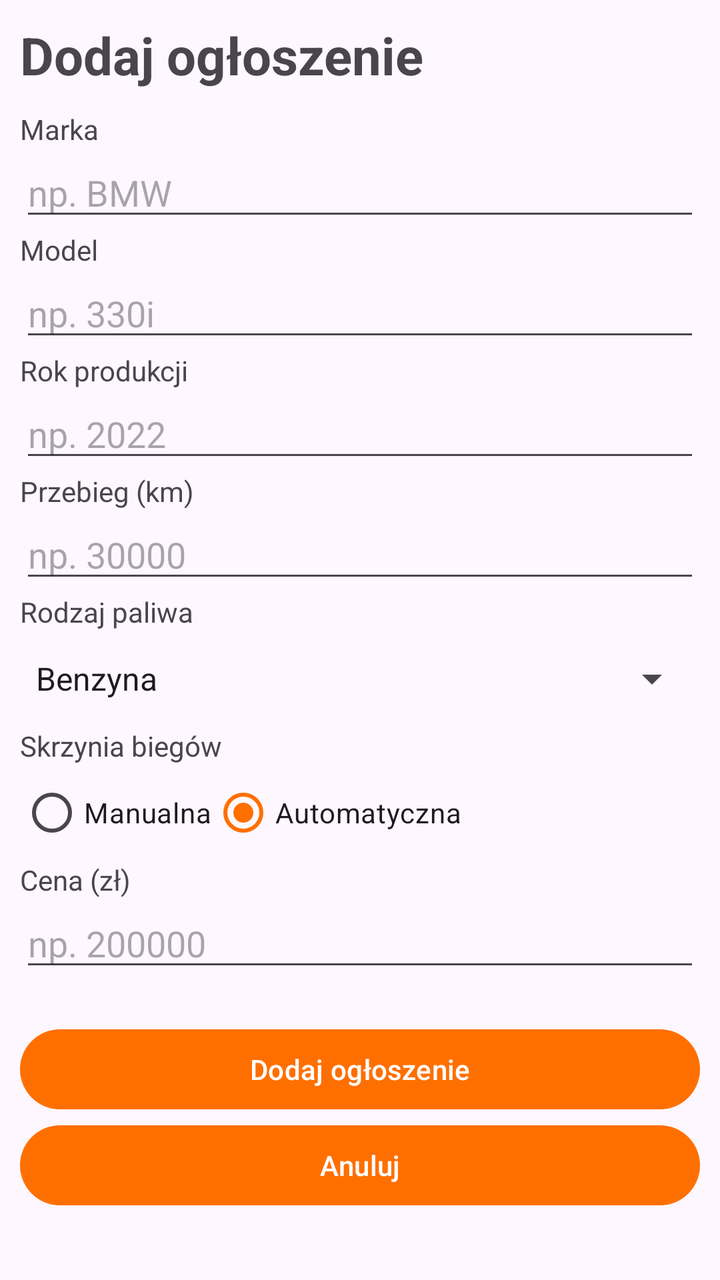
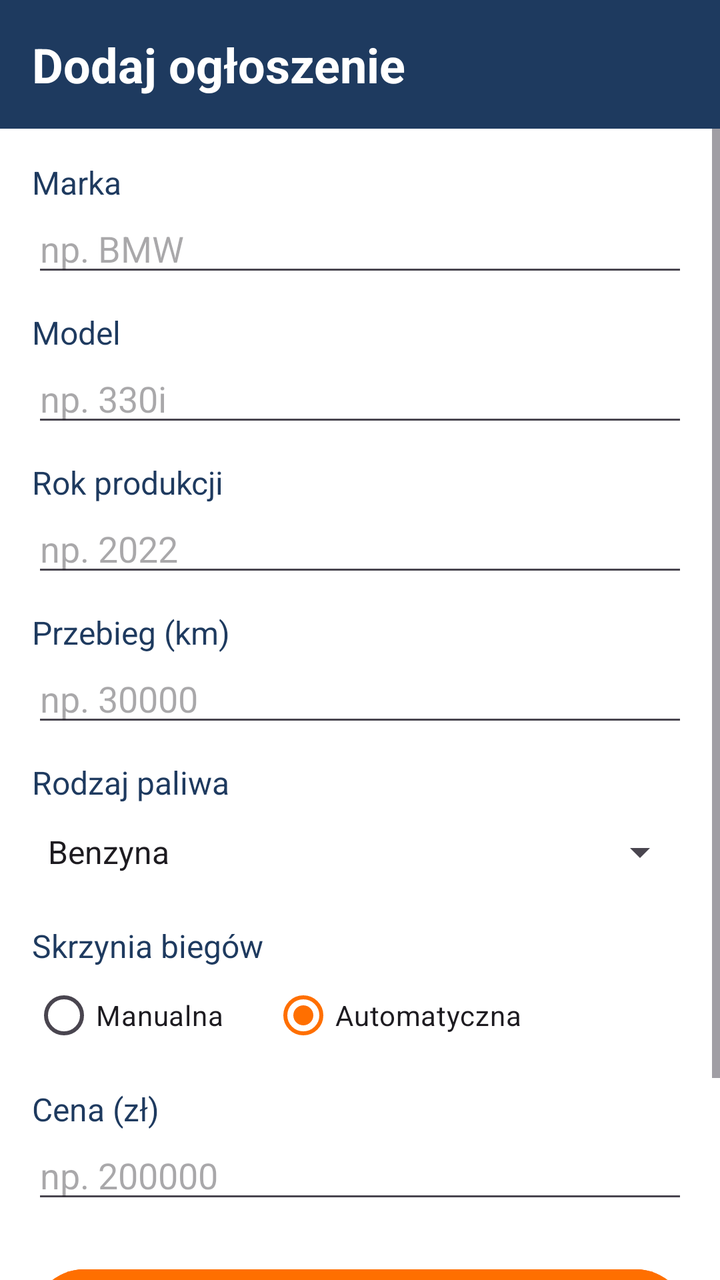

Two renders of the same Android screen: before a commit and after it. Below are the layout's source before the change and the commit's diff.
<!-- AndroidManifest.xml: application theme Theme.MotoMarketplace -->
<!-- res/layout/activity_dodaj.xml -->
<?xml version="1.0" encoding="utf-8"?>
<ScrollView xmlns:android="http://schemas.android.com/apk/res/android"
    xmlns:tools="http://schemas.android.com/tools"
    android:id="@+id/main"
    android:layout_width="match_parent"
    android:layout_height="match_parent"
    tools:context=".DodajActivity">

    <LinearLayout
        android:layout_width="match_parent"
        android:layout_height="wrap_content"
        android:orientation="vertical"
        android:padding="10dp">

        <TextView
            android:id="@+id/tvNaglowek"
            android:layout_width="wrap_content"
            android:layout_height="wrap_content"
            android:layout_marginBottom="10dp"
            android:text="Dodaj ogłoszenie"
            android:textSize="26sp"
            android:textStyle="bold" />

        <TextView
            android:layout_width="wrap_content"
            android:layout_height="wrap_content"
            android:text="Marka" />

        <EditText
            android:id="@+id/etMarka"
            android:layout_width="match_parent"
            android:layout_height="wrap_content"
            android:ems="10"
            android:hint="np. BMW"
            android:inputType="text" />

        <TextView
            android:layout_width="wrap_content"
            android:layout_height="wrap_content"
            android:text="Model" />

        <EditText
            android:id="@+id/etModel"
            android:layout_width="match_parent"
            android:layout_height="wrap_content"
            android:ems="10"
            android:hint="np. 330i"
            android:inputType="text" />

        <TextView
            android:layout_width="wrap_content"
            android:layout_height="wrap_content"
            android:text="Rok produkcji" />

        <EditText
            android:id="@+id/etRok"
            android:layout_width="match_parent"
            android:layout_height="wrap_content"
            android:ems="10"
            android:hint="np. 2022"
            android:inputType="number" />

        <TextView
            android:layout_width="wrap_content"
            android:layout_height="wrap_content"
            android:text="Przebieg (km)" />

        <EditText
            android:id="@+id/etPrzebieg"
            android:layout_width="match_parent"
            android:layout_height="wrap_content"
            android:ems="10"
            android:hint="np. 30000"
            android:inputType="number" />

        <TextView
            android:layout_width="wrap_content"
            android:layout_height="wrap_content"
            android:text="Rodzaj paliwa" />

        <Spinner
            android:id="@+id/spPaliwo"
            android:layout_width="match_parent"
            android:layout_height="48dp"
            android:entries="@array/paliwa" />

        <TextView
            android:layout_width="wrap_content"
            android:layout_height="wrap_content"
            android:text="Skrzynia biegów" />

        <RadioGroup
            android:id="@+id/rgSkrzynia"
            android:layout_width="match_parent"
            android:layout_height="wrap_content"
            android:orientation="horizontal">

            <RadioButton
                android:id="@+id/rbManualna"
                android:layout_width="wrap_content"
                android:layout_height="wrap_content"
                android:text="Manualna" />

            <RadioButton
                android:id="@+id/rbAutomatyczna"
                android:layout_width="wrap_content"
                android:layout_height="wrap_content"
                android:checked="true"
                android:text="Automatyczna" />
        </RadioGroup>

        <TextView
            android:layout_width="wrap_content"
            android:layout_height="wrap_content"
            android:text="Cena (zł)" />

        <EditText
            android:id="@+id/etCena"
            android:layout_width="match_parent"
            android:layout_height="wrap_content"
            android:ems="10"
            android:hint="np. 200000"
            android:inputType="number" />

        <Button
            android:id="@+id/btnZapisz"
            android:layout_width="match_parent"
            android:layout_height="wrap_content"
            android:layout_marginTop="20dp"
            android:text="Dodaj ogłoszenie" />

        <Button
            android:id="@+id/btnAnuluj"
            android:layout_width="match_parent"
            android:layout_height="wrap_content"
            android:text="Anuluj" />
    </LinearLayout>
</ScrollView>
<!-- resources referenced by this layout -->
<resources>
  <string-array name="paliwa">
          <item>Benzyna</item>
          <item>Diesel</item>
          <item>LPG</item>
          <item>Hybryda</item>
          <item>Elektryczny</item>
      </string-array>
  <style name="Theme.MotoMarketplace" parent="Base.Theme.MotoMarketplace" />
  <style name="Base.Theme.MotoMarketplace" parent="Theme.Material3.Light.NoActionBar">
          <item name="colorPrimary">@color/pomarancz</item>
      </style>
  <color name="pomarancz">#FF6F00</color>
</resources>

<!-- the commit's change to res/layout/activity_dodaj.xml (unified diff, before → after) -->
@@ -1,138 +1,173 @@
 <?xml version="1.0" encoding="utf-8"?>
-<ScrollView xmlns:android="http://schemas.android.com/apk/res/android"
+<LinearLayout xmlns:android="http://schemas.android.com/apk/res/android"
     xmlns:tools="http://schemas.android.com/tools"
     android:id="@+id/main"
     android:layout_width="match_parent"
     android:layout_height="match_parent"
+    android:background="@color/white"
+    android:orientation="vertical"
     tools:context=".DodajActivity">
 
-    <LinearLayout
+    <TextView
+        android:id="@+id/tvNaglowek"
         android:layout_width="match_parent"
         android:layout_height="wrap_content"
-        android:orientation="vertical"
-        android:padding="10dp">
+        android:background="@color/granat"
+        android:padding="16dp"
+        android:text="Dodaj ogłoszenie"
+        android:textColor="@color/white"
+        android:textSize="24sp"
+        android:textStyle="bold" />
 
-        <TextView
-            android:id="@+id/tvNaglowek"
-            android:layout_width="wrap_content"
-            android:layout_height="wrap_content"
-            android:layout_marginBottom="10dp"
-            android:text="Dodaj ogłoszenie"
-            android:textSize="26sp"
-            android:textStyle="bold" />
+    <ScrollView
+        android:layout_width="match_parent"
+        android:layout_height="match_parent">
 
-        <TextView
-            android:layout_width="wrap_content"
-            android:layout_height="wrap_content"
-            android:text="Marka" />
-
-        <EditText
-            android:id="@+id/etMarka"
+        <LinearLayout
             android:layout_width="match_parent"
             android:layout_height="wrap_content"
-            android:ems="10"
-            android:hint="np. BMW"
-            android:inputType="text" />
+            android:orientation="vertical"
+            android:padding="16dp">
 
-        <TextView
-            android:layout_width="wrap_content"
-            android:layout_height="wrap_content"
-            android:text="Model" />
-
-        <EditText
-            android:id="@+id/etModel"
-            android:layout_width="match_parent"
-            android:layout_height="wrap_content"
-            android:ems="10"
-            android:hint="np. 330i"
-            android:inputType="text" />
-
-        <TextView
-            android:layout_width="wrap_content"
-            android:layout_height="wrap_content"
-            android:text="Rok produkcji" />
-
-        <EditText
-            android:id="@+id/etRok"
-            android:layout_width="match_parent"
-            android:layout_height="wrap_content"
-            android:ems="10"
-            android:hint="np. 2022"
-            android:inputType="number" />
-
-        <TextView
-            android:layout_width="wrap_content"
-            android:layout_height="wrap_content"
-            android:text="Przebieg (km)" />
-
-        <EditText
-            android:id="@+id/etPrzebieg"
-            android:layout_width="match_parent"
-            android:layout_height="wrap_content"
-            android:ems="10"
-            android:hint="np. 30000"
-            android:inputType="number" />
-
-        <TextView
-            android:layout_width="wrap_content"
-            android:layout_height="wrap_content"
-            android:text="Rodzaj paliwa" />
-
-        <Spinner
-            android:id="@+id/spPaliwo"
-            android:layout_width="match_parent"
-            android:layout_height="48dp"
-            android:entries="@array/paliwa" />
-
-        <TextView
-            android:layout_width="wrap_content"
-            android:layout_height="wrap_content"
-            android:text="Skrzynia biegów" />
-
-        <RadioGroup
-            android:id="@+id/rgSkrzynia"
-            android:layout_width="match_parent"
-            android:layout_height="wrap_content"
-            android:orientation="horizontal">
-
-            <RadioButton
-                android:id="@+id/rbManualna"
+            <TextView
                 android:layout_width="wrap_content"
                 android:layout_height="wrap_content"
-                android:text="Manualna" />
+                android:text="Marka"
+                android:textColor="@color/granat"
+                android:textSize="16sp" />
 
-            <RadioButton
-                android:id="@+id/rbAutomatyczna"
+            <EditText
+                android:id="@+id/etMarka"
+                android:layout_width="match_parent"
+                android:layout_height="wrap_content"
+                android:ems="10"
+                android:hint="np. BMW"
+                android:inputType="text" />
+
+            <TextView
                 android:layout_width="wrap_content"
                 android:layout_height="wrap_content"
-                android:checked="true"
-                android:text="Automatyczna" />
-        </RadioGroup>
+                android:layout_marginTop="12dp"
+                android:text="Model"
+                android:textColor="@color/granat"
+                android:textSize="16sp" />
 
-        <TextView
-            android:layout_width="wrap_content"
-            android:layout_height="wrap_content"
-            android:text="Cena (zł)" />
+            <EditText
+                android:id="@+id/etModel"
+                android:layout_width="match_parent"
+                android:layout_height="wrap_content"
+                android:ems="10"
+                android:hint="np. 330i"
+                android:inputType="text" />
 
-        <EditText
-            android:id="@+id/etCena"
-            android:layout_width="match_parent"
-            android:layout_height="wrap_content"
-            android:ems="10"
-            android:hint="np. 200000"
-            android:inputType="number" />
+            <TextView
+                android:layout_width="wrap_content"
+                android:layout_height="wrap_content"
+                android:layout_marginTop="12dp"
+                android:text="Rok produkcji"
+                android:textColor="@color/granat"
+                android:textSize="16sp" />
 
-        <Button
-            android:id="@+id/btnZapisz"
-            android:layout_width="match_parent"
-            android:layout_height="wrap_content"
-            android:layout_marginTop="20dp"
-            android:text="Dodaj ogłoszenie" />
+            <EditText
+                android:id="@+id/etRok"
+                android:layout_width="match_parent"
+                android:layout_height="wrap_content"
+                android:ems="10"
+                android:hint="np. 2022"
+                android:inputType="number" />
 
-        <Button
-            android:id="@+id/btnAnuluj"
-            android:layout_width="match_parent"
-            android:layout_height="wrap_content"
-            android:text="Anuluj" />
-    </LinearLayout>
-</ScrollView>
+            <TextView
+                android:layout_width="wrap_content"
+                android:layout_height="wrap_content"
+                android:layout_marginTop="12dp"
+                android:text="Przebieg (km)"
+                android:textColor="@color/granat"
+                android:textSize="16sp" />
+
+            <EditText
+                android:id="@+id/etPrzebieg"
+                android:layout_width="match_parent"
+                android:layout_height="wrap_content"
+                android:ems="10"
+                android:hint="np. 30000"
+                android:inputType="number" />
+
+            <TextView
+                android:layout_width="wrap_content"
+                android:layout_height="wrap_content"
+                android:layout_marginTop="12dp"
+                android:text="Rodzaj paliwa"
+                android:textColor="@color/granat"
+                android:textSize="16sp" />
+
+            <Spinner
+                android:id="@+id/spPaliwo"
+                android:layout_width="match_parent"
+                android:layout_height="48dp"
+                android:entries="@array/paliwa" />
+
+            <TextView
+                android:layout_width="wrap_content"
+                android:layout_height="wrap_content"
+                android:layout_marginTop="12dp"
+                android:text="Skrzynia biegów"
+                android:textColor="@color/granat"
+                android:textSize="16sp" />
+
+            <RadioGroup
+                android:id="@+id/rgSkrzynia"
+                android:layout_width="match_parent"
+                android:layout_height="wrap_content"
+                android:orientation="horizontal">
+
+                <RadioButton
+                    android:id="@+id/rbManualna"
+                    android:layout_width="wrap_content"
+                    android:layout_height="wrap_content"
+                    android:text="Manualna" />
+
+                <RadioButton
+                    android:id="@+id/rbAutomatyczna"
+                    android:layout_width="wrap_content"
+                    android:layout_height="wrap_content"
+                    android:layout_marginStart="24dp"
+                    android:checked="true"
+                    android:text="Automatyczna" />
+            </RadioGroup>
+
+            <TextView
+                android:layout_width="wrap_content"
+                android:layout_height="wrap_content"
+                android:layout_marginTop="12dp"
+                android:text="Cena (zł)"
+                android:textColor="@color/granat"
+                android:textSize="16sp" />
+
+            <EditText
+                android:id="@+id/etCena"
+                android:layout_width="match_parent"
+                android:layout_height="wrap_content"
+                android:ems="10"
+                android:hint="np. 200000"
+                android:inputType="number" />
+
+            <Button
+                android:id="@+id/btnZapisz"
+                android:layout_width="match_parent"
+                android:layout_height="60dp"
+                android:layout_marginTop="24dp"
+                android:backgroundTint="@color/pomarancz"
+                android:text="Dodaj ogłoszenie"
+                android:textSize="18sp" />
+
+            <Button
+                android:id="@+id/btnAnuluj"
+                android:layout_width="match_parent"
+                android:layout_height="wrap_content"
+                android:layout_marginTop="8dp"
+                android:backgroundTint="@color/szary"
+                android:text="Anuluj" />
+        </LinearLayout>
+    </ScrollView>
+
+</LinearLayout>
<!-- resource entries referenced after the edit -->
@@ -7,10 +7,13 @@
           <item>Hybryda</item>
           <item>Elektryczny</item>
       </string-array>
+  <color name="granat">#1E3A5F</color>
   <style name="Theme.MotoMarketplace" parent="Base.Theme.MotoMarketplace" />
   <style name="Base.Theme.MotoMarketplace" parent="Theme.Material3.Light.NoActionBar">
           <item name="colorPrimary">@color/pomarancz</item>
       </style>
   <color name="pomarancz">#FF6F00</color>
+  <color name="szary">#607D8B</color>
+  <color name="white">#FFFFFFFF</color>
 </resources>
 
